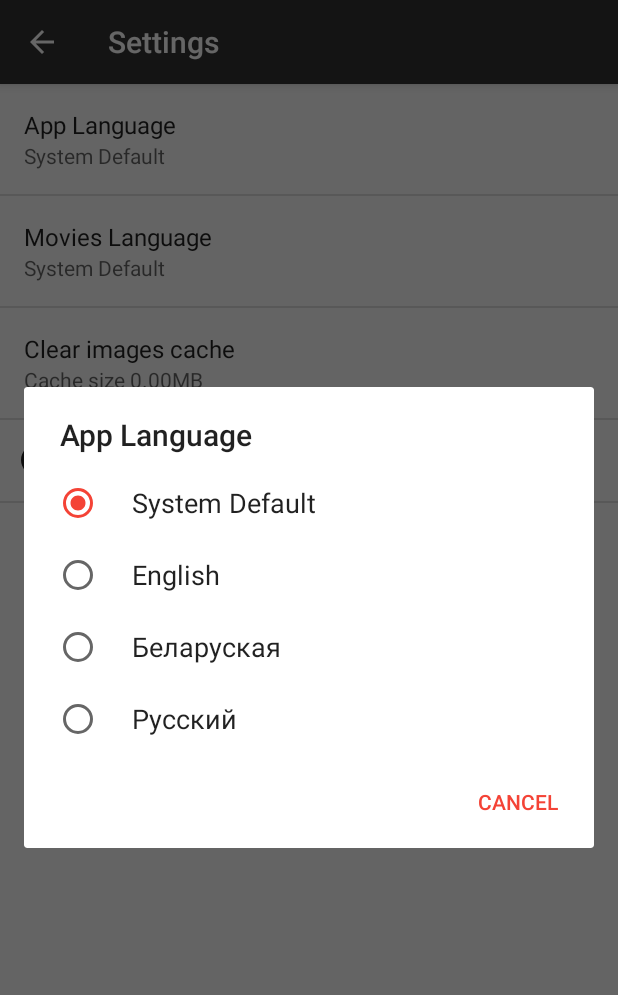
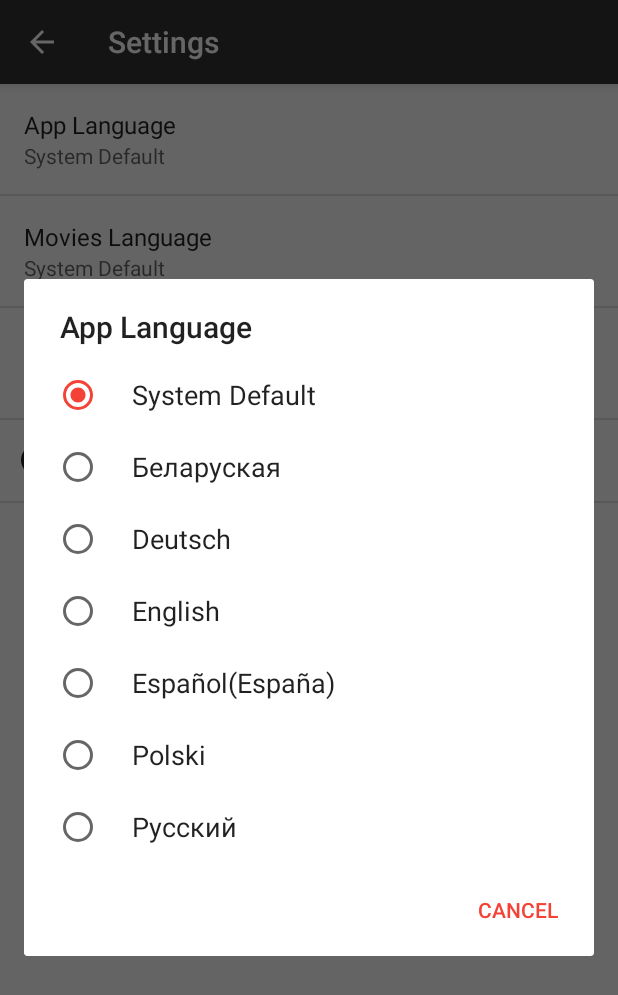
Before and after one commit to qqq3/inventum, an Android app: the SettingsActivity screen opened directly, with no data from a screen before it, after a tap on "App Language", on a phone screen of 412 x 824 dp. Shown: the top 995 px of the screen. Run offline under Robolectric (Android 15) with nearby library versions, the phone set to English and light mode, and no system bars; pictures from the network do not load.

Commit message:
Add german, polish, spanish languages in settings activity

```diff
--- a/app/src/main/res/values/arrays.xml
+++ b/app/src/main/res/values/arrays.xml
@@ -1,19 +1,25 @@
 <?xml version="1.0" encoding="utf-8"?>
 <resources>
-    <string-array name="languages">
+    <string-array name="languages" translatable="false">
         <item name="default">System Default</item>
+        <item name="belarusian">Беларуская</item>
+        <item name="german">Deutsch</item>
         <item name="english">English</item>
-        <item name="belarusian">Беларуская</item>
+        <item name="spanish">Español(España)</item>
+        <item name="polish">Polski</item>
         <item name="russian">Русский</item>
     </string-array>
-    <string-array name="languagesValues">
+    <string-array name="languagesValues" translatable="false">
         <item name="default"></item>
+        <item name="belarusian">be_BY</item>
+        <item name="german">de_DE</item>
         <item name="english">en_GB</item>
-        <item name="belarusian">be_BY</item>
+        <item name="spanish">es_ES</item>
+        <item name="polish">pl_PL</item>
         <item name="russian">ru_RU</item>
     </string-array>
 
-    <string-array name="moviesLanguages">
+    <string-array name="moviesLanguages" translatable="false">
         <item name="default">System Default</item>
         <item name="albanian">Shqip</item>
         <item name="arabic">العربية</item>
@@ -54,7 +60,7 @@
         <item name="ukrainian">Українська</item>
         <item name="turkish">Türkçe</item>
     </string-array>
-    <string-array name="moviesLanguagesValues">
+    <string-array name="moviesLanguagesValues" translatable="false">
         <item name="default"></item>
         <item name="albanian">sq_AL</item>
         <item name="arabic">ar_AR</item>
@@ -117,7 +123,7 @@
         <item name="title_war">@string/genre_war</item>
         <item name="title_western">@string/genre_western</item>
     </string-array>
-    <string-array name="genresValues">
+    <string-array name="genresValues" translatable="false">
         <item name="genre_action">28</item>
         <item name="genre_adventure">12</item>
         <item name="genre_animation">16</item>
@@ -147,7 +153,7 @@
         <item name="title_release_date_desc">@string/title_release_date_desc</item>
         <item name="title_release_date_asc">@string/title_release_date_asc</item>
     </string-array>
-    <string-array name="sortValuesMovie">
+    <string-array name="sortValuesMovie" translatable="false">
         <item name="sort_popularity_desc">popularity.desc</item>
         <item name="sort_popularity_asc">popularity.asc</item>
         <item name="sort_rating_desc">rating.desc</item>
@@ -155,7 +161,7 @@
         <item name="sort_release_date_desc">release_date.desc</item>
         <item name="sort_release_date_asc">release_date.asc</item>
     </string-array>
-    <string-array name="sortValuesTv">
+    <string-array name="sortValuesTv" translatable="false">
         <item name="sort_popularity_desc">popularity.desc</item>
         <item name="sort_popularity_asc">popularity.asc</item>
         <item name="sort_rating_desc">rating.desc</item>
```
